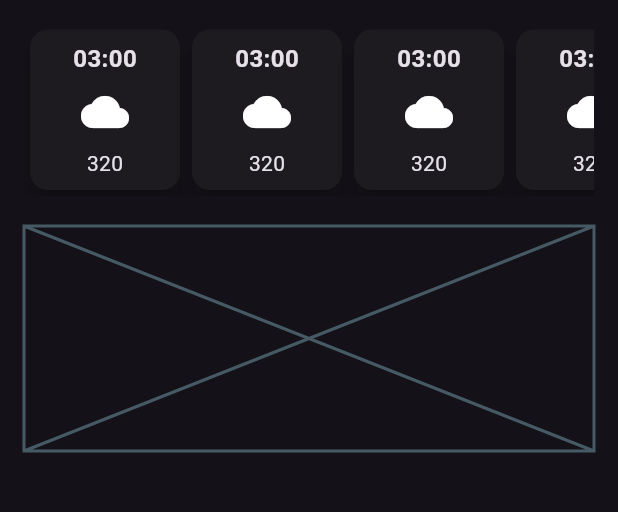
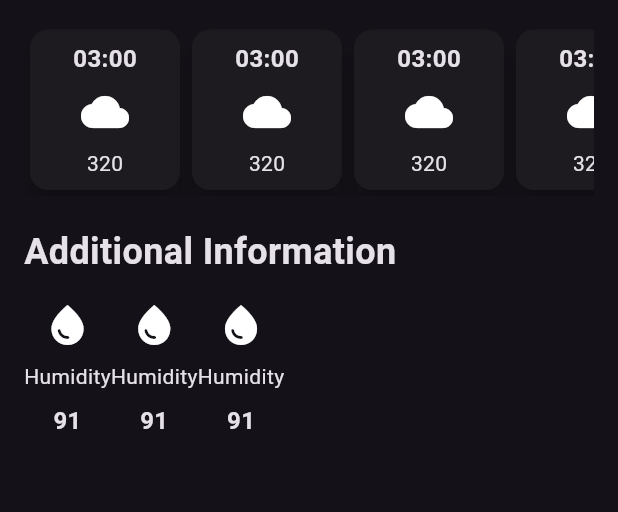
Before and after one commit to SujayPrabhu96/weather-app-flutter, a Flutter app: the screen it shows after launch, on a phone screen of 412 x 824 dp, the part 506-1018 px from its top. Run offline on Flutter 3.47's test engine with Material 3 defaults, Android fonts, the phone set to English and light mode, and no system bars.

```diff
--- /dev/null
+++ b/lib/additional_info_item.dart
@@ -0,0 +1,36 @@
+import 'package:flutter/material.dart';
+
+class AdditionalInfoItem extends StatelessWidget {
+  final IconData icon;
+  final String title;
+  final String value;
+
+  const AdditionalInfoItem({
+    super.key,
+    required this.icon,
+    required this.title,
+    required this.value,
+  });
+
+  @override
+  Widget build(BuildContext context) {
+    return const Column(
+      children: [
+        Icon(
+          Icons.water_drop,
+          size: 32,
+        ),
+        SizedBox(height: 8),
+        Text('Humidity'),
+        SizedBox(height: 8),
+        Text(
+          '91',
+          style: TextStyle(
+            fontSize: 16,
+            fontWeight: FontWeight.bold
+          ),
+        ),
+      ],
+    );
+  }
+}
--- /dev/null
+++ b/lib/hourly_forecast_item.dart
@@ -0,0 +1,39 @@
+import 'package:flutter/material.dart';
+
+class HourlyForecastItem extends StatelessWidget {
+  const HourlyForecastItem({super.key});
+
+  @override
+  Widget build(BuildContext context) {
+    return Card(
+      elevation: 8,
+      child: SizedBox(
+        child: Container(
+          decoration: BoxDecoration(
+            borderRadius: BorderRadius.circular(16),
+          ),
+          width: 100,
+          padding: const EdgeInsets.all(8.0),
+          child: const Column(
+            children: [
+              Text(
+                '03:00',
+                style: TextStyle(
+                  fontSize: 16,
+                  fontWeight: FontWeight.bold
+                ),
+              ),
+              SizedBox(height: 8),
+              Icon(
+                Icons.cloud,
+                size: 32,
+              ),
+              SizedBox(height: 8),
+              Text('320'),
+            ],
+          ),
+        ),
+      ),
+    );
+  }
+}
--- a/lib/weather_screen.dart
+++ b/lib/weather_screen.dart
@@ -1,6 +1,8 @@
 import 'dart:ui';
 
 import 'package:flutter/material.dart';
+import 'package:weather_app/additional_info_item.dart';
+import 'package:weather_app/hourly_forecast_item.dart';
 
 class WeatherScreen extends StatelessWidget {
   const WeatherScreen({super.key});
@@ -99,54 +101,42 @@ class WeatherScreen extends StatelessWidget {
                 ],
               ),
             ),
-            SizedBox(
+            const SizedBox(
               height: 20,
             ),
             // additional info card
-            Placeholder(
-              fallbackHeight: 150,
+            const Text(
+              'Additional Information',
+              style: TextStyle(
+                fontSize: 24,
+                fontWeight: FontWeight.bold
+              ),
             ),
+            const SizedBox(
+              height: 16,
+            ),
+            const Row(
+              children: [
+                AdditionalInfoItem(
+                  icon: Icons.water_drop,
+                  title: 'Humidity',
+                  value: '91',
+                ),
+                AdditionalInfoItem(
+                  icon: Icons.waves,
+                  title: 'Wind Speed',
+                  value: '7',
+                ),
+                AdditionalInfoItem(
+                  icon: Icons.wb_sunny,
+                  title: 'Visibility',
+                  value: '4',
+                ),
+              ],
+            )
           ],
         ),
       )
     );
   }
 }
-
-class HourlyForecastItem extends StatelessWidget {
-  const HourlyForecastItem({super.key});
-
-  @override
-  Widget build(BuildContext context) {
-    return Card(
-      elevation: 8,
-      child: SizedBox(
-        child: Container(
-          decoration: BoxDecoration(
-            borderRadius: BorderRadius.circular(16),
-          ),
-          width: 100,
-          padding: const EdgeInsets.all(8.0),
-          child: const Column(
-            children: [
-              Text(
-                '03:00',
-                style: TextStyle(
-                  fontSize: 16,
-                  fontWeight: FontWeight.bold
-                ),
-              ),
-              SizedBox(height: 8),
-              Icon(
-                Icons.cloud,
-                size: 32,
-              ),
-              SizedBox(height: 8),
-              Text('320'),
-            ],
-          ),
-        ),
-      ),
-    );
-  }
-}
```
